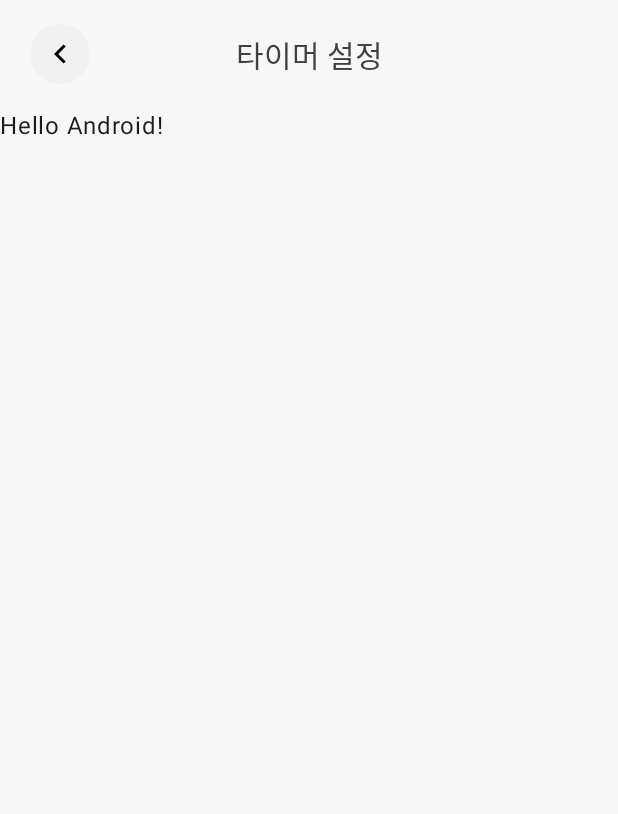
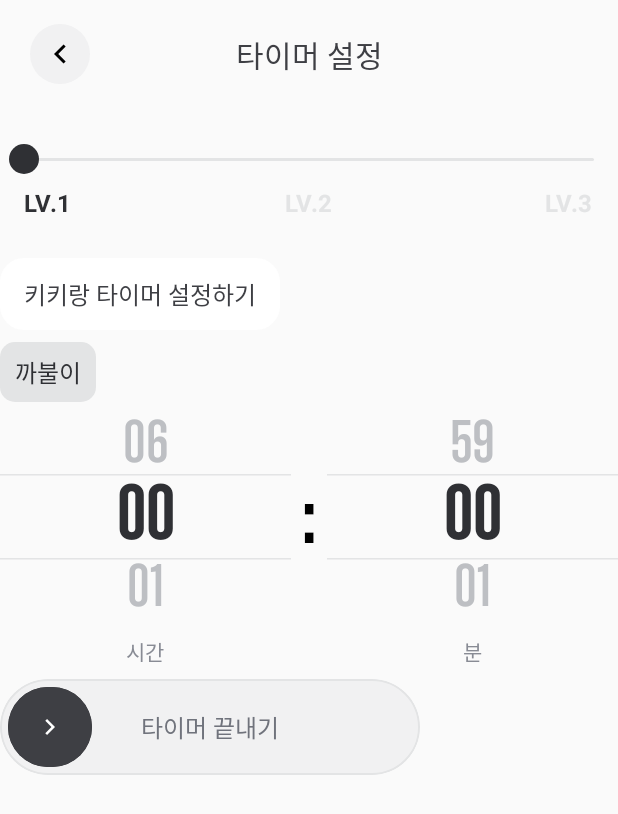
Before and after one commit to Nexters/Ggaebiz-Android, an Android app built with Jetpack Compose: the screen it shows after launch (MainActivity), on a phone screen of 412 x 824 dp. Shown: the top 814 px of the screen. Run offline under Robolectric (Android 15) with nearby library versions, the phone set to English and light mode, and no system bars; Roboto replaces fonts that are not available here.

Commit message:
[feat] MainActivity.kt, ui 컴포넌트들 반영 (확인 용도)

```diff
--- a/app/src/main/java/com/ggaebiz/ggaebiz/presentation/MainActivity.kt
+++ b/app/src/main/java/com/ggaebiz/ggaebiz/presentation/MainActivity.kt
@@ -1,20 +1,37 @@
 package com.ggaebiz.ggaebiz.presentation
 
+import android.content.Context
 import android.os.Bundle
+import android.widget.Toast
+import android.widget.Toast.LENGTH_SHORT
 import androidx.activity.ComponentActivity
 import androidx.activity.compose.setContent
 import androidx.activity.enableEdgeToEdge
 import androidx.compose.foundation.layout.Column
-import androidx.compose.foundation.layout.fillMaxSize
+import androidx.compose.foundation.layout.Spacer
+import androidx.compose.foundation.layout.height
 import androidx.compose.foundation.layout.padding
-import androidx.compose.material3.Scaffold
+import androidx.compose.foundation.layout.width
 import androidx.compose.material3.Text
 import androidx.compose.runtime.Composable
+import androidx.compose.runtime.getValue
+import androidx.compose.runtime.mutableIntStateOf
+import androidx.compose.runtime.remember
+import androidx.compose.runtime.setValue
 import androidx.compose.ui.Modifier
 import androidx.compose.ui.tooling.preview.Preview
+import androidx.compose.ui.unit.dp
+import androidx.compose.ui.unit.min
 import com.ggaebiz.ggaebiz.R
 import com.ggaebiz.ggaebiz.presentation.designsystem.component.GaeBizTextAppBar
+import com.ggaebiz.ggaebiz.presentation.designsystem.component.PickerState
+import com.ggaebiz.ggaebiz.presentation.designsystem.component.rememberPickerState
 import com.ggaebiz.ggaebiz.presentation.designsystem.theme.GaeBizTheme
+import com.ggaebiz.ggaebiz.presentation.ui.GaeBizLevelSlider
+import com.ggaebiz.ggaebiz.presentation.ui.GaeBizPointText
+import com.ggaebiz.ggaebiz.presentation.ui.GaeBizSlideButton
+import com.ggaebiz.ggaebiz.presentation.ui.GaeBizSpeechText
+import com.ggaebiz.ggaebiz.presentation.ui.GaeBizTimePicker
 
 class MainActivity : ComponentActivity() {
     override fun onCreate(savedInstanceState: Bundle?) {
@@ -22,12 +39,11 @@ class MainActivity : ComponentActivity() {
         enableEdgeToEdge()
         setContent {
             GaeBizTheme {
-                Scaffold(modifier = Modifier.fillMaxSize()) { innerPadding ->
-                    Greeting(
-                        name = "Android",
-                        modifier = Modifier.padding(innerPadding),
-                    )
-                }
+                Greeting(
+                    name = "Android",
+                    modifier = Modifier.padding(),
+                    context = this,
+                )
             }
         }
     }
@@ -37,17 +53,67 @@ class MainActivity : ComponentActivity() {
 fun Greeting(
     name: String,
     modifier: Modifier = Modifier,
+    context: Context? = null,
 ) {
+    var selectedLevel by remember { mutableIntStateOf(1) }
+    val hourPickerState: PickerState = rememberPickerState()
+    val minutePickerState: PickerState = rememberPickerState()
+
     Column {
+//        GaeBizLogoAppBar(
+//            modifier = Modifier,
+//            logoDrawable = R.drawable.ggaebiz_kor,
+//        )
         GaeBizTextAppBar(
-//            titleDrawable = R.drawable.ggaebiz_kor,
             titleRes = R.string.setting_title,
-            modifier = Modifier,
             iconOnClick = {},
         )
-        Text(
-            text = "Hello $name!",
-            modifier = modifier,
+
+        Spacer(modifier = Modifier.height(8.dp))
+        GaeBizLevelSlider(
+            selectedLevel = selectedLevel,
+            onValueChange = { newValue ->
+                selectedLevel = newValue
+                Toast.makeText(context, "현재 slider = ${newValue}", LENGTH_SHORT).show()
+            },
+        )
+
+//        GaeBizTimePicker(
+//            initHour = 5,
+//            initMinute = 30,
+//            onTimeChange = { hour, minute ->
+//                Toast.makeText(context, "$hour : $minute", LENGTH_SHORT).show()
+//            },
+//        )
+
+        Spacer(modifier = Modifier.height(8.dp))
+        GaeBizSpeechText(
+            text = "키키랑 타이머 설정하기",
+            textStyle = GaeBizTheme.typography.bodySemiBold,
+        )
+
+        Spacer(modifier = Modifier.height(8.dp))
+        GaeBizPointText(
+            text = "까불이",
+            textStyle = GaeBizTheme.typography.bodySemiBold,
+        )
+
+        Spacer(modifier = Modifier.height(8.dp))
+        GaeBizTimePicker(
+            hourPickerState = hourPickerState,
+            minutePickerState = minutePickerState,
+            onScrollFinished = {
+                Toast.makeText(context, "${hourPickerState.selectedItem} : ${minutePickerState.selectedItem}", LENGTH_SHORT).show()
+            }
+        )
+
+        Spacer(modifier = Modifier.height(8.dp))
+        GaeBizSlideButton(
+            modifier = Modifier.width(280.dp),
+            text = "타이머 끝내기",
+            onSlideComplete = {
+                Toast.makeText(context, "잠금 해제!", LENGTH_SHORT).show()
+            },
         )
     }
 }
```
